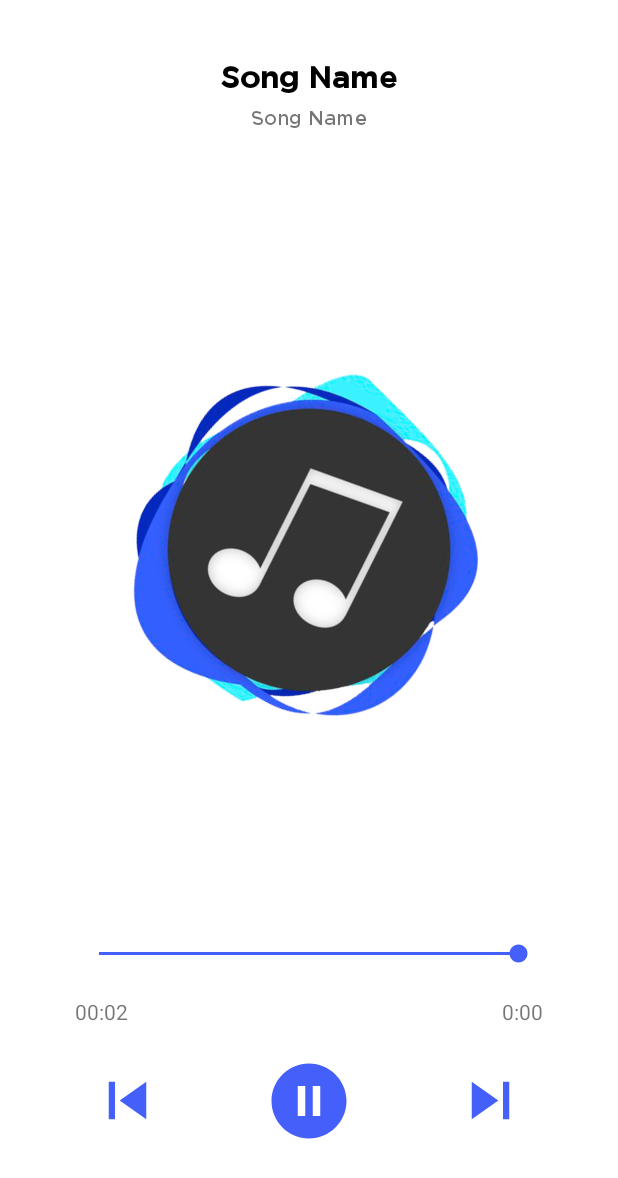
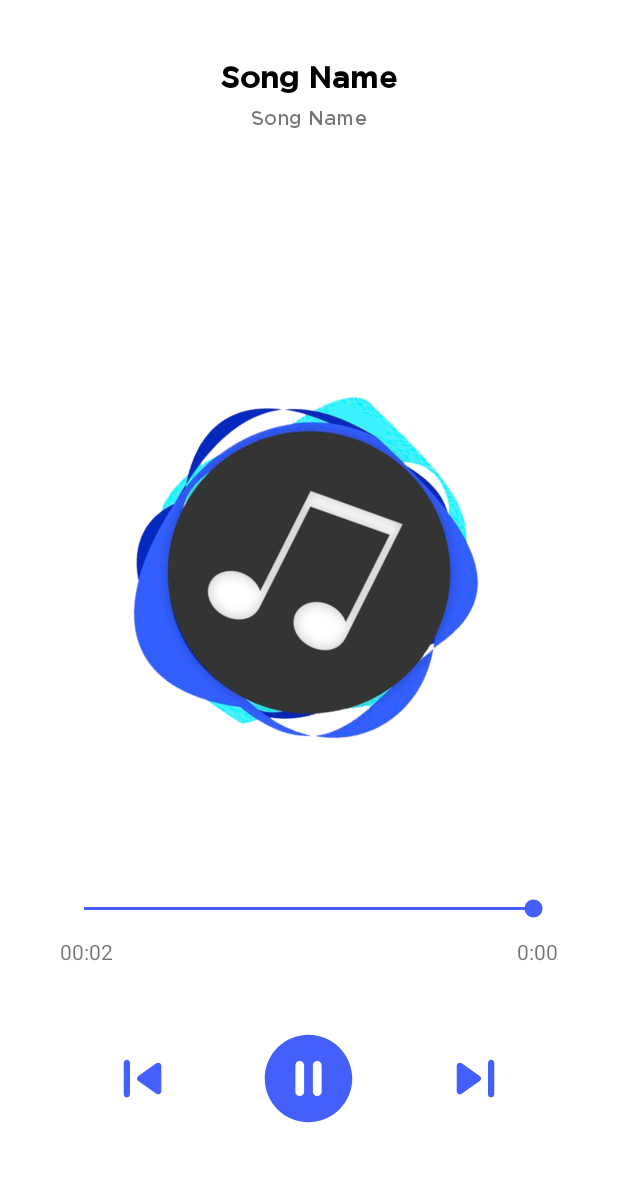
Before and after one commit to wibisono672019005/MusicPlayer_672019005, an Android app: the PlayerActivity screen opened directly, with no data from a screen before it, on a phone screen of 412 x 824 dp. Shown: the top 1178 px of the screen. Run offline under Robolectric (Android 15) with nearby library versions, the phone set to English and light mode, and no system bars; 8 statements that could not run were skipped.

Commit message:
Final Project, Edit Layout dan Font

```diff
--- a/app/src/main/java/com/example/tugas2musicplayer/PlayerActivity.java
+++ b/app/src/main/java/com/example/tugas2musicplayer/PlayerActivity.java
@@ -5,11 +5,14 @@ import androidx.appcompat.app.AppCompatActivity;
 import android.media.MediaPlayer;
 import android.os.Bundle;
 import android.os.Handler;
+import android.provider.MediaStore;
 import android.widget.ImageView;
 import android.widget.SeekBar;
 import android.widget.TextView;
+import android.widget.Toast;
 
 import java.io.IOException;
+import java.time.Duration;
 import java.util.ArrayList;
 import java.util.concurrent.TimeUnit;
 
@@ -82,7 +85,6 @@ public class PlayerActivity extends AppCompatActivity {
 
             }
         });
-
     }
 
     void setResourceWithMusic() {
@@ -116,7 +118,7 @@ public class PlayerActivity extends AppCompatActivity {
         if (MyMediaPlayer.currentIndex == musicList.size()-1) {
             return;
         }
-        MyMediaPlayer.currentIndex +=1;
+        MyMediaPlayer.currentIndex += 1;
         mediaPlayer.reset();
         setResourceWithMusic();
     }
--- a/app/src/main/res/drawable/ic_next.xml
+++ b/app/src/main/res/drawable/ic_next.xml
@@ -1,5 +1,5 @@
 <vector android:height="24dp" android:tint="#455FFA"
     android:viewportHeight="24" android:viewportWidth="24"
     android:width="24dp" xmlns:android="http://schemas.android.com/apk/res/android">
-    <path android:fillColor="@android:color/white" android:pathData="M6,18l8.5,-6L6,6v12zM16,6v12h2V6h-2z"/>
+    <path android:fillColor="@android:color/white" android:pathData="M7.58,16.89l5.77,-4.07c0.56,-0.4 0.56,-1.24 0,-1.63L7.58,7.11C6.91,6.65 6,7.12 6,7.93v8.14c0,0.81 0.91,1.28 1.58,0.82zM16,7v10c0,0.55 0.45,1 1,1s1,-0.45 1,-1V7c0,-0.55 -0.45,-1 -1,-1s-1,0.45 -1,1z"/>
 </vector>
--- a/app/src/main/res/drawable/ic_pause.xml
+++ b/app/src/main/res/drawable/ic_pause.xml
@@ -1,5 +1,5 @@
 <vector android:height="24dp" android:tint="#455FFA"
     android:viewportHeight="24" android:viewportWidth="24"
     android:width="24dp" xmlns:android="http://schemas.android.com/apk/res/android">
-    <path android:fillColor="@android:color/white" android:pathData="M12,2C6.48,2 2,6.48 2,12s4.48,10 10,10 10,-4.48 10,-10S17.52,2 12,2zM11,16L9,16L9,8h2v8zM15,16h-2L13,8h2v8z"/>
+    <path android:fillColor="@android:color/white" android:pathData="M12,2C6.48,2 2,6.48 2,12s4.48,10 10,10 10,-4.48 10,-10S17.52,2 12,2zM10,16c-0.55,0 -1,-0.45 -1,-1L9,9c0,-0.55 0.45,-1 1,-1s1,0.45 1,1v6c0,0.55 -0.45,1 -1,1zM14,16c-0.55,0 -1,-0.45 -1,-1L13,9c0,-0.55 0.45,-1 1,-1s1,0.45 1,1v6c0,0.55 -0.45,1 -1,1z"/>
 </vector>
--- a/app/src/main/res/drawable/ic_play.xml
+++ b/app/src/main/res/drawable/ic_play.xml
@@ -1,5 +1,5 @@
 <vector android:height="24dp" android:tint="#455FFA"
     android:viewportHeight="24" android:viewportWidth="24"
     android:width="24dp" xmlns:android="http://schemas.android.com/apk/res/android">
-    <path android:fillColor="@android:color/white" android:pathData="M12,2C6.48,2 2,6.48 2,12s4.48,10 10,10 10,-4.48 10,-10S17.52,2 12,2zM10,16.5v-9l6,4.5 -6,4.5z"/>
+    <path android:fillColor="@android:color/white" android:pathData="M12,2C6.48,2 2,6.48 2,12s4.48,10 10,10 10,-4.48 10,-10S17.52,2 12,2zM10,15.5v-7c0,-0.41 0.47,-0.65 0.8,-0.4l4.67,3.5c0.27,0.2 0.27,0.6 0,0.8l-4.67,3.5c-0.33,0.25 -0.8,0.01 -0.8,-0.4z"/>
 </vector>
--- a/app/src/main/res/drawable/ic_previous.xml
+++ b/app/src/main/res/drawable/ic_previous.xml
@@ -1,5 +1,5 @@
 <vector android:height="24dp" android:tint="#455FFA"
     android:viewportHeight="24" android:viewportWidth="24"
     android:width="24dp" xmlns:android="http://schemas.android.com/apk/res/android">
-    <path android:fillColor="@android:color/white" android:pathData="M6,6h2v12L6,18zM9.5,12l8.5,6L18,6z"/>
+    <path android:fillColor="@android:color/white" android:pathData="M7,6c0.55,0 1,0.45 1,1v10c0,0.55 -0.45,1 -1,1s-1,-0.45 -1,-1L6,7c0,-0.55 0.45,-1 1,-1zM10.66,12.82l5.77,4.07c0.66,0.47 1.58,-0.01 1.58,-0.82L18.01,7.93c0,-0.81 -0.91,-1.28 -1.58,-0.82l-5.77,4.07c-0.57,0.4 -0.57,1.24 0,1.64z"/>
 </vector>
--- a/app/src/main/res/layout/activity_player.xml
+++ b/app/src/main/res/layout/activity_player.xml
@@ -43,10 +43,9 @@
     <ImageView
         android:id="@+id/logoMusic"
         android:layout_width="300dp"
-        android:layout_height="400dp"
+        android:layout_height="350dp"
         android:layout_above="@+id/play_control"
         android:layout_centerHorizontal="true"
-        android:layout_marginBottom="10dp"
         android:src="@drawable/ic_logo" />
 
     <RelativeLayout
@@ -54,7 +53,7 @@
         android:layout_width="match_parent"
         android:layout_height="wrap_content"
         android:layout_alignParentBottom="true"
-        android:padding="40dp">
+        android:padding="30dp">
 
         <SeekBar
             android:id="@+id/mSeekBarTime"
@@ -63,35 +62,33 @@
             android:layout_marginStart="10dp"
             android:layout_marginTop="10dp"
             android:layout_marginEnd="10dp"
+            android:layout_marginBottom="10dp"
             android:progressTint="#455ffa"
-            android:thumbTint="#455ffa"
-            android:layout_marginBottom="10dp" />
+            android:thumbTint="#455ffa" />
 
         <TextView
             android:id="@+id/waktuSekarang"
             android:layout_width="wrap_content"
             android:layout_height="wrap_content"
+            android:layout_below="@id/mSeekBarTime"
             android:layout_alignParentStart="true"
-            android:layout_below="@id/mSeekBarTime"
             android:layout_marginStart="10dp"
-            android:text="0:00"
-            android:layout_marginTop="10dp"/>
+            android:text="0:00" />
 
         <TextView
             android:id="@+id/waktuTotal"
             android:layout_width="wrap_content"
             android:layout_height="wrap_content"
+            android:layout_below="@id/mSeekBarTime"
             android:layout_alignParentEnd="true"
-            android:layout_below="@id/mSeekBarTime"
             android:layout_marginEnd="10dp"
-            android:text="0:00"
-            android:layout_marginTop="10dp"/>
+            android:text="0:00" />
 
         <RelativeLayout
             android:layout_width="match_parent"
             android:layout_height="wrap_content"
             android:layout_below="@id/waktuTotal"
-            android:padding="20dp">
+            android:padding="40dp">
 
             <ImageView
                 android:id="@+id/btn_previous"
@@ -103,8 +100,8 @@
 
             <ImageView
                 android:id="@+id/btn_pause"
-                android:layout_width="60dp"
-                android:layout_height="60dp"
+                android:layout_width="70dp"
+                android:layout_height="70dp"
                 android:layout_centerInParent="true"
                 android:src="@drawable/ic_pause" />
 
--- a/app/src/main/res/layout/activity_splash_screen.xml
+++ b/app/src/main/res/layout/activity_splash_screen.xml
@@ -12,10 +12,10 @@
         android:layout_width="match_parent"
         android:layout_height="wrap_content"
         android:layout_marginBottom="20dp"
-        android:fontFamily="@font/headlinesbold"
+        android:fontFamily="@font/kathen"
         android:text="Music Player"
         android:textAlignment="center"
-        android:textColor="#455ffa"
+        android:textColor="#292929"
         android:textSize="40dp" />
 
     <ImageView
```
Also changed, not shown: app/src/main/res/layout/recyclerview.xml (+10 -6 lines), app/src/main/res/font/chococrunh.ttf (deleted), app/src/main/res/font/kathen.otf (added).
